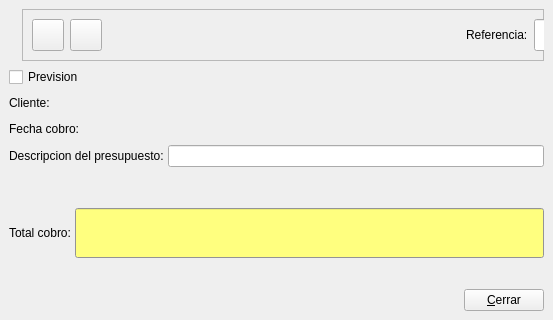
This is bulmages/bulmafact/src/cobrobase.ui in eboladev/Bulmages-1 as Qt 5 draws it before an edit. The edited form follows.
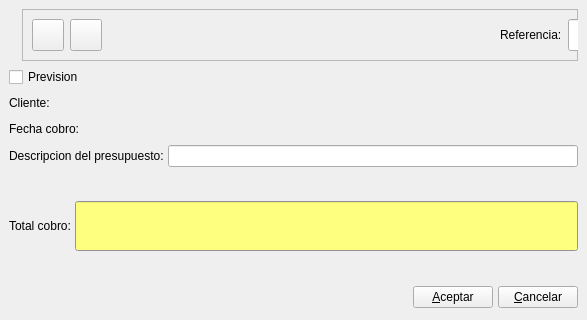
This is the edited form. Icons and pictures are not drawn. Custom widgets are drawn as their Qt base class.

Diff of the .ui file:
```diff
--- a/bulmages/bulmafact/src/cobrobase.ui
+++ b/bulmages/bulmafact/src/cobrobase.ui
@@ -8,7 +8,7 @@
    <rect>
     <x>0</x>
     <y>0</y>
-    <width>541</width>
+    <width>587</width>
     <height>320</height>
    </rect>
   </property>
@@ -304,7 +304,7 @@
      <property name="sizeHint" >
       <size>
        <width>535</width>
-       <height>51</height>
+       <height>16</height>
       </size>
      </property>
     </spacer>
@@ -630,8 +630,8 @@
      </property>
      <property name="sizeHint" >
       <size>
-       <width>20</width>
-       <height>40</height>
+       <width>535</width>
+       <height>16</height>
       </size>
      </property>
     </spacer>
@@ -642,7 +642,7 @@
       <number>0</number>
      </property>
      <property name="spacing" >
-      <number>6</number>
+      <number>5</number>
      </property>
      <item>
       <spacer>
@@ -651,8 +651,8 @@
        </property>
        <property name="sizeHint" >
         <size>
-         <width>40</width>
-         <height>20</height>
+         <width>201</width>
+         <height>27</height>
         </size>
        </property>
       </spacer>
@@ -660,7 +660,14 @@
      <item>
       <widget class="QPushButton" name="pushButton" >
        <property name="text" >
-        <string>&amp;Cerrar</string>
+        <string>&amp;Aceptar</string>
+       </property>
+      </widget>
+     </item>
+     <item>
+      <widget class="QPushButton" name="mui_cancelar" >
+       <property name="text" >
+        <string>&amp;Cancelar</string>
        </property>
       </widget>
      </item>
```
Left out of the diff: 21 changed lines with no effect on the pictures.
